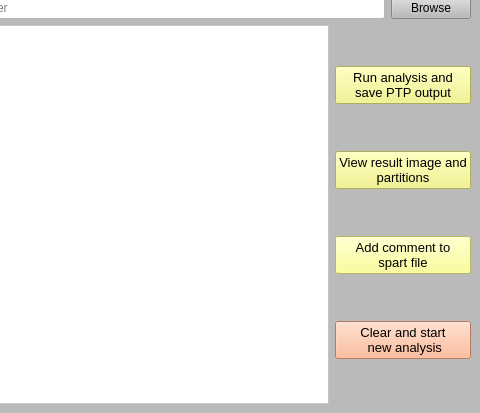
Qt form limit.ui (iTaxoTools/PTP-pyqt5) before a commit; both pictures show x 610 to 1090 and y 248 to 661 of the 1090 by 661 pixel window.
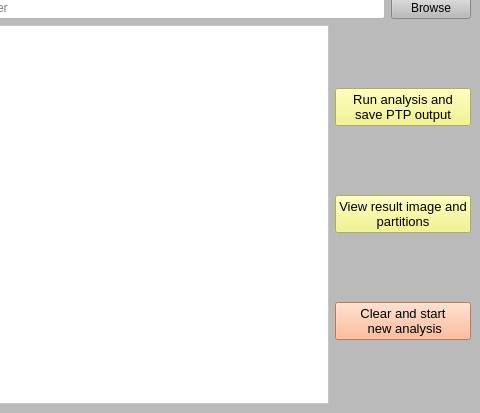
The same form after that commit. Icons and pictures are not drawn.

```diff
--- a/limit.ui
+++ b/limit.ui
@@ -301,23 +301,6 @@
                 </property>
                </widget>
               </item>
-              <item>
-               <widget class="QPushButton" name="pushButton_7">
-                <property name="font">
-                 <font>
-                  <pointsize>10</pointsize>
-                  <italic>false</italic>
-                 </font>
-                </property>
-                <property name="styleSheet">
-                 <string notr="true">background-color: rgb(255, 255, 127);</string>
-                </property>
-                <property name="text">
-                 <string>Add comment to 
-spart file</string>
-                </property>
-               </widget>
-              </item>
               <item>
                <widget class="QPushButton" name="pushButton_5">
                 <property name="font">
```
Left out of the diff: 4 changed lines with no effect on the pictures.
